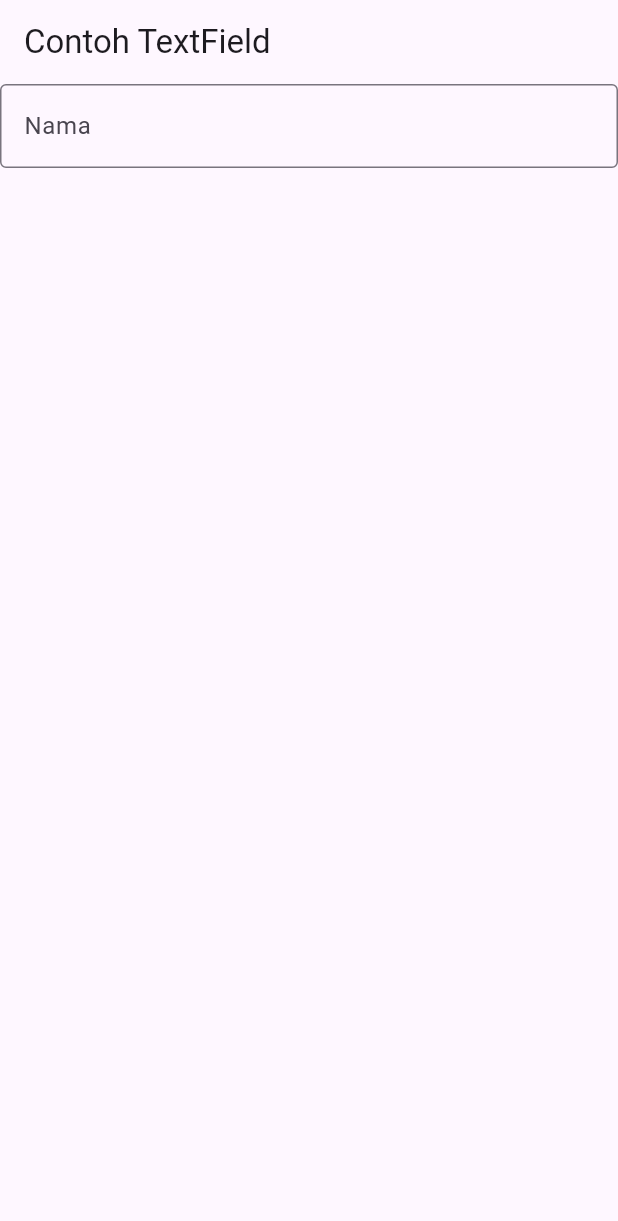
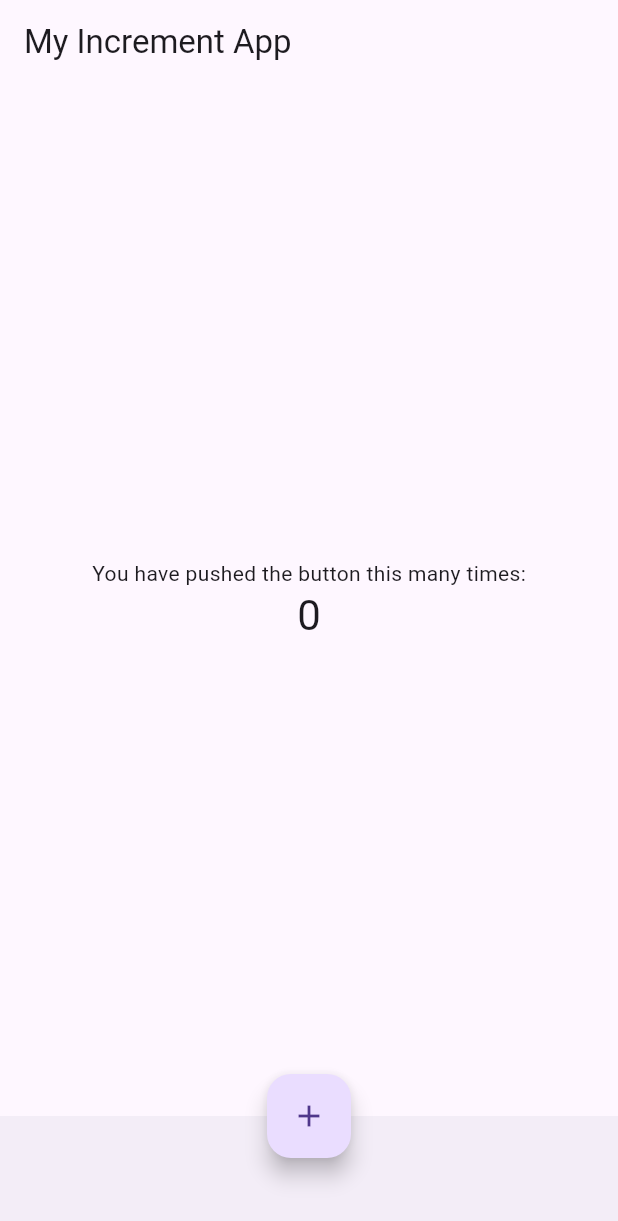
Before and after one commit to khoirkanzura/flutter-fundamental-part1, a Flutter app: the screen it shows after launch, on a phone screen of 412 x 824 dp. Shown: the top 1221 px of the screen. Run offline on Flutter 3.47's test engine with Material 3 defaults, Android fonts, the phone set to English and light mode, and no system bars.

Commit message:
Bagian: Scaffold Widget ganti di main.dart

```diff
--- a/lib/main.dart
+++ b/lib/main.dart
@@ -1,3 +1,29 @@
+// import 'package:flutter/material.dart';
+
+// void main() {
+//   runApp(const MyApp());
+// }
+
+// class MyApp extends StatelessWidget {
+//   const MyApp({Key? key}) : super(key: key);
+
+//   @override
+//   Widget build(BuildContext context) {
+//     return MaterialApp(
+//       home: Scaffold(
+//         appBar: AppBar(title: const Text("Contoh TextField")),
+//         body: const TextField(
+//           obscureText: false,
+//           decoration: InputDecoration(
+//             border: OutlineInputBorder(),
+//             labelText: 'Nama',
+//           ),
+//         ),
+//       ),
+//     );
+//   }
+// }
+
 import 'package:flutter/material.dart';
 
 void main() {
@@ -7,22 +33,73 @@ void main() {
 class MyApp extends StatelessWidget {
   const MyApp({Key? key}) : super(key: key);
 
+  // This widget is the root of your application.
   @override
   Widget build(BuildContext context) {
     return MaterialApp(
-      home: Scaffold(
-        appBar: AppBar(title: const Text("Contoh TextField")),
-        body: const TextField(
-          obscureText: false,
-          decoration: InputDecoration(
-            border: OutlineInputBorder(),
-            labelText: 'Nama',
-          ),
-        ),
+      title: 'Flutter Demo',
+      theme: ThemeData(
+        primarySwatch: Colors.red,
       ),
+      home: const MyHomePage(title: 'My Increment App'),
     );
   }
 }
+
+class MyHomePage extends StatefulWidget {
+  const MyHomePage({Key? key, required this.title}) : super(key: key);
+
+  final String title;
+
+  @override
+  State<MyHomePage> createState() => _MyHomePageState();
+}
+
+class _MyHomePageState extends State<MyHomePage> {
+  int _counter = 0;
+
+  void _incrementCounter() {
+    setState(() {
+      _counter++;
+    });
+  }
+
+  @override
+  Widget build(BuildContext context) {
+    return Scaffold(
+      appBar: AppBar(
+        title: Text(widget.title),
+      ),
+      body: Center(
+        child: Column(
+          mainAxisAlignment: MainAxisAlignment.center,
+          children: <Widget>[
+            const Text(
+              'You have pushed the button this many times:',
+            ),
+            Text(
+              '$_counter',
+              style: Theme.of(context).textTheme.headlineMedium,
+            ),
+          ],
+        ),
+      ),
+      bottomNavigationBar: BottomAppBar(
+        child: Container(
+          height: 50.0,
+        ),
+      ),
+      floatingActionButton: FloatingActionButton(
+        onPressed: _incrementCounter,
+        tooltip: 'Increment Counter',
+        child: const Icon(Icons.add),
+      ),
+      floatingActionButtonLocation: FloatingActionButtonLocation.centerDocked,
+    );
+  }
+}
+
+
 
 
 // import 'package:flutter/material.dart';
```
